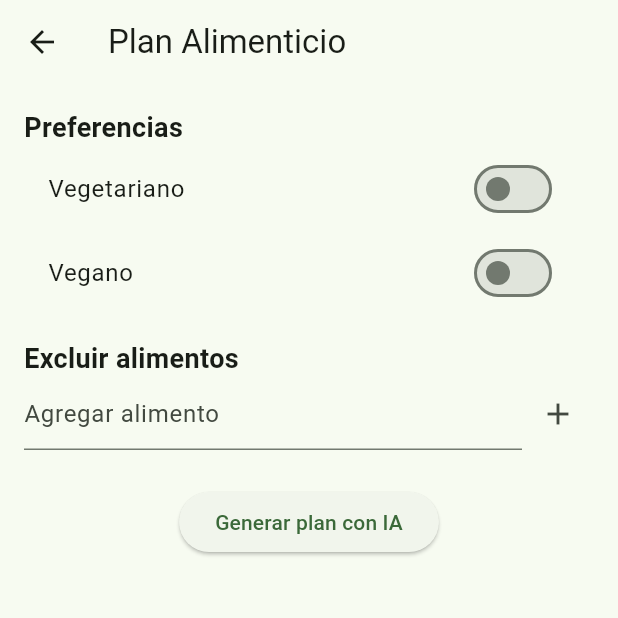
After one commit to franmach/gymtrack_app, a Flutter app: the DashboardScreen screen opened directly, after a tap on "Plan Alimenticio", on a phone screen of 412 x 824 dp, the top half of it. The commit adds this screen. Run offline on Flutter 3.47's test engine with Material 3 defaults, Android fonts, the phone set to English and light mode, and no system bars; our stand-ins replace audioplayers, cloud_firestore, connectivity_plus, firebase_auth, firebase_core, flutter_dotenv and 3 more; missing offline and left inert: dart_openai; accounts and stored records are empty.

Commit message:
Plan Nutricional resuelto

```diff
--- a/lib/models/comida.dart
+++ b/lib/models/comida.dart
@@ -1,37 +1,33 @@
+import 'package:gymtrack_app/models/infoNutricional.dart';
+
 class Comida {
   final String id;
   final String nombre;
-  final String tipo;
-  final double calorias;
+  final String tipo; // e.g., "ensalada", "proteína"
   final String horario;
+  final InfoNutricional macros;
 
   Comida({
     required this.id,
     required this.nombre,
     required this.tipo,
-    required this.calorias,
     required this.horario,
+    required this.macros,
   });
 
-  /// Convierte un Map (por ejemplo desde Firestore) a un objeto Comida
-  factory Comida.fromMap(Map<String, dynamic> map) {
-    return Comida(
-      id: map['id'] as String,
-      nombre: map['nombre'] as String,
-      tipo: map['tipo'] as String,
-      calorias: (map['calorias'] as num).toDouble(),
-      horario: map['horario'] as String,
+  factory Comida.fromMap(Map<String, dynamic> m) => Comida(
+        id: m['id'] as String,
+        nombre: m['nombre'] as String,
+        tipo: m['tipo'] as String,
+        horario: m['horario'] as String,
+        macros: InfoNutricional.fromMap(m['macros'] as Map<String, dynamic>),
       );
-  }
 
-  /// Convierte este objeto en un Map (para guardar en Firestore o JSON)
-  Map<String, dynamic> toMap() {
-    return {
+  Map<String, dynamic> toMap() => {
         'id': id,
         'nombre': nombre,
         'tipo': tipo,
-      'calorias': calorias,
         'horario': horario,
+        'macros': macros.toMap(),
       };
 }
-}
--- /dev/null
+++ b/lib/models/comidaPlanItem.dart
@@ -0,0 +1,42 @@
+import 'package:gymtrack_app/models/comida.dart';
+
+/// Detalle de una comida planificada para un día específico
+class ComidaPlanItem {
+  final String id;
+  final String day;
+  final Comida comida;
+  final String portion;
+  final String horario;
+  final String tipo;
+
+  ComidaPlanItem({
+    required this.id,
+    required this.day,
+    required this.comida,
+    required this.portion,
+    required this.horario,
+    required this.tipo,
+  });
+
+  Map<String, dynamic> toMap() {
+    return {
+      'id': id,
+      'day': day,
+      'comida': comida.toMap(),
+      'portion': portion,
+      'horario': horario,
+      'tipo': tipo,
+    };
+  }
+
+  factory ComidaPlanItem.fromMap(Map<String, dynamic> map) {
+    return ComidaPlanItem(
+      id: map['id'],
+      day: map['day'],
+      comida: Comida.fromMap(map['comida']),
+      portion: map['portion'],
+      horario: map['horario'],
+      tipo: map['tipo'],
+    );
+  }
+}
--- /dev/null
+++ b/lib/models/infoNutricional.dart
@@ -0,0 +1,28 @@
+/// Información nutricional detallada de un alimento o porción
+class InfoNutricional {
+  final double calories;
+  final double proteinGrams;
+  final double carbGrams;
+  final double fatGrams;
+
+  InfoNutricional({
+    required this.calories,
+    required this.proteinGrams,
+    required this.carbGrams,
+    required this.fatGrams,
+  });
+
+  factory InfoNutricional.fromMap(Map<String, dynamic> m) => InfoNutricional(
+        calories: (m['calories'] as num).toDouble(),
+        proteinGrams: (m['protein'] as num).toDouble(),
+        carbGrams: (m['carbs'] as num).toDouble(),
+        fatGrams: (m['fat'] as num).toDouble(),
+      );
+
+  Map<String, dynamic> toMap() => {
+        'calories': calories,
+        'protein': proteinGrams,
+        'carbs': carbGrams,
+        'fat': fatGrams,
+      };
+}
--- a/lib/screens/dashboard/dashboard_screen.dart
+++ b/lib/screens/dashboard/dashboard_screen.dart
@@ -5,6 +5,7 @@ import 'package:gymtrack_app/main.dart';
 import 'package:gymtrack_app/services/firestore_routine_service.dart';
 import 'package:gymtrack_app/screens/session/day_selection_screen.dart';
 import 'package:gymtrack_app/screens/session/timer_screen.dart';
+import 'package:gymtrack_app/screens/nutricion/nutrition_plan_screen.dart'; // Nueva pantalla de Plan Alimenticio
 
 /// DashboardScreen: Pantalla principal tras iniciar sesión
 typedef DocSnapshot = DocumentSnapshot<Map<String, dynamic>>;
@@ -65,6 +66,21 @@ class DashboardScreen extends StatelessWidget {
                   label: const Text('Temporizador'),
                 ),
 
+                const SizedBox(height: 24),
+
+                // Botón para acceder al Plan Alimenticio
+                ElevatedButton.icon(
+                  onPressed: () {
+                    Navigator.of(context).push(
+                      MaterialPageRoute(
+                        builder: (_) => const NutritionPlanScreen(),
+                      ),
+                    );
+                  },
+                  icon: const Icon(Icons.restaurant_menu),
+                  label: const Text('Plan Alimenticio'),
+                ),
+
                 const SizedBox(height: 32),
 
                 const Text(
--- /dev/null
+++ b/lib/screens/nutricion/nutrition_plan_screen.dart
@@ -0,0 +1,281 @@
+import 'package:flutter/material.dart';
+import 'package:firebase_auth/firebase_auth.dart';
+import 'package:cloud_firestore/cloud_firestore.dart';
+import 'package:provider/provider.dart';
+
+// Servicios y modelos
+import 'package:gymtrack_app/services/nutrition_ai_service.dart';
+import 'package:gymtrack_app/models/comidaPlanItem.dart';
+import 'package:gymtrack_app/models/planAlimenticio.dart';
+
+class NutritionPlanScreen extends StatefulWidget {
+  const NutritionPlanScreen({Key? key}) : super(key: key);
+
+  @override
+  _NutritionPlanScreenState createState() => _NutritionPlanScreenState();
+}
+
+class _NutritionPlanScreenState extends State<NutritionPlanScreen> {
+  // Firebase
+  final FirebaseFirestore _firestore = FirebaseFirestore.instance;
+  final FirebaseAuth _auth = FirebaseAuth.instance;
+
+  // Servicio de IA para generar planes
+  late final NutritionAIService _aiService;
+
+  // Preferencias del usuario
+  bool isVegetarian = false;
+  bool isVegan = false;
+  List<String> excludedFoods = [];
+  String _newExcluded = '';
+
+  // Datos del plan semanal (agrupado por día)
+  Map<String, List<ComidaPlanItem>> weeklyPlan = {};
+
+  // Datos del perfil del usuario
+  Map<String, dynamic> userProfile = {};
+
+  // Estado de carga
+  bool _loading = false;
+
+  @override
+  void initState() {
+    super.initState();
+    _aiService = Provider.of<NutritionAIService>(context, listen: false);
+    _loadResources();
+  }
+
+  /// Carga inicial de recursos: perfil y último plan
+  Future<void> _loadResources() async {
+    await Future.wait([
+      _loadUserProfile(),
+      _loadExistingPlan(),
+    ]);
+  }
+
+  /// Cargar los datos del perfil de Firestore
+  Future<void> _loadUserProfile() async {
+    final uid = _auth.currentUser!.uid;
+    final doc = await _firestore.collection('users').doc(uid).get();
+    if (doc.exists) {
+      setState(() {
+        userProfile = doc.data()!;
+      });
+    }
+  }
+
+  /// Cargar el último plan guardado en Firestore
+  Future<void> _loadExistingPlan() async {
+    final uid = _auth.currentUser!.uid;
+
+    // Buscar el último plan para el usuario actual
+    final snapshot = await _firestore
+        .collection('nutritionPlans')
+        .where('usuarioId', isEqualTo: uid)
+        .orderBy('fechaCreacion', descending: true)
+        .limit(1)
+        .get();
+
+    if (snapshot.docs.isNotEmpty) {
+      final plan = PlanAlimenticio.fromMap(snapshot.docs.first.data());
+
+      setState(() {
+        isVegetarian = plan.isVegetarian;
+        isVegan = plan.isVegan;
+        excludedFoods = List.from(plan.excludedFoods);
+        weeklyPlan = {
+          for (var item in plan.weeklyPlan)
+            item.day:
+                plan.weeklyPlan.where((e) => e.day == item.day).toList()
+        };
+      });
+    }
+  }
+
+  /// Generar un nuevo plan con IA y guardarlo automáticamente
+  Future<void> _generatePlan() async {
+    setState(() => _loading = true);
+    try {
+      final uid = _auth.currentUser!.uid;
+
+      // Generar usando IA
+      final items = await _aiService.generateWeeklyPlan(
+        usuarioId: uid,
+        vegetarian: isVegetarian,
+        vegan: isVegan,
+        excludedFoods: excludedFoods,
+        perfil: userProfile,
+      );
+
+      // Agrupar por día
+      setState(() {
+        weeklyPlan = {
+          for (var item in items)
+            item.day: items.where((e) => e.day == item.day).toList()
+        };
+      });
+
+      // Guardar en Firestore automáticamente
+      await _savePlan();
+    } catch (e) {
+      ScaffoldMessenger.of(context).showSnackBar(
+        SnackBar(content: Text('Error al generar plan: $e')),
+      );
+    } finally {
+      setState(() => _loading = false);
+    }
+  }
+
+  /// Guardar el plan actual en Firestore
+  Future<void> _savePlan() async {
+    final uid = _auth.currentUser!.uid;
+
+    // Usamos el UID como ID de documento para que siempre se sobreescriba el plan actual
+    final docRef = _firestore.collection('nutritionPlans').doc(uid);
+
+    final plan = PlanAlimenticio(
+      id: docRef.id,
+      usuarioId: uid,
+      fechaCreacion: DateTime.now(),
+      objetivo: userProfile['objetivo'] ?? '',
+      esActual: true,
+      isVegetarian: isVegetarian,
+      isVegan: isVegan,
+      excludedFoods: excludedFoods,
+      weeklyPlan: weeklyPlan.values.expand((e) => e).toList(),
+    );
+
+    await docRef.set(plan.toMap());
+
+    ScaffoldMessenger.of(context).showSnackBar(
+      const SnackBar(content: Text('Plan guardado exitosamente')),
+    );
+  }
+
+  @override
+  Widget build(BuildContext context) {
+    return Scaffold(
+      appBar: AppBar(title: const Text('Plan Alimenticio')),
+      body: Padding(
+        padding: const EdgeInsets.all(16.0),
+        child: _loading
+            ? const Center(child: CircularProgressIndicator())
+            : SingleChildScrollView(
+                child: Column(
+                  crossAxisAlignment: CrossAxisAlignment.start,
+                  children: [
+                    // Preferencias
+                    const Text(
+                      'Preferencias',
+                      style:
+                          TextStyle(fontSize: 18, fontWeight: FontWeight.bold),
+                    ),
+                    SwitchListTile(
+                      title: const Text('Vegetariano'),
+                      value: isVegetarian,
+                      onChanged: (v) => setState(() {
+                        isVegetarian = v;
+                        if (v) isVegan = false;
+                      }),
+                    ),
+                    SwitchListTile(
+                      title: const Text('Vegano'),
+                      value: isVegan,
+                      onChanged: (v) => setState(() {
+                        isVegan = v;
+                        if (v) isVegetarian = false;
+                      }),
+                    ),
+                    const SizedBox(height: 16),
+
+                    // Excluir alimentos
+                    const Text(
+                      'Excluir alimentos',
+                      style:
+                          TextStyle(fontSize: 18, fontWeight: FontWeight.bold),
+                    ),
+                    Row(
+                      children: [
+                        Expanded(
+                          child: TextField(
+                            decoration: const InputDecoration(
+                                hintText: 'Agregar alimento'),
+                            onChanged: (v) => _newExcluded = v,
+                          ),
+                        ),
+                        IconButton(
+                          icon: const Icon(Icons.add),
+                          onPressed: () {
+                            if (_newExcluded.trim().isNotEmpty) {
+                              setState(() {
+                                excludedFoods.add(_newExcluded.trim());
+                                _newExcluded = '';
+                              });
+                            }
+                          },
+                        ),
+                      ],
+                    ),
+                    Wrap(
+                      spacing: 8,
+                      children: excludedFoods
+                          .map((e) => Chip(
+                                label: Text(e),
+                                onDeleted: () => setState(
+                                    () => excludedFoods.remove(e)),
+                              ))
+                          .toList(),
+                    ),
+                    const SizedBox(height: 24),
+
+                    // Botón de generación con IA
+                    Center(
+                      child: ElevatedButton(
+                        onPressed: _generatePlan,
+                        child: const Text('Generar plan con IA'),
+                      ),
+                    ),
+                    const SizedBox(height: 24),
+
+                    // Mostrar plan si existe
+                    if (weeklyPlan.isNotEmpty) ...[
+                      const Text(
+                        'Plan Semanal',
+                        style: TextStyle(
+                            fontSize: 18, fontWeight: FontWeight.bold),
+                      ),
+                      const SizedBox(height: 8),
+                      ...weeklyPlan.entries.map((entry) {
+                        return Column(
+                          crossAxisAlignment: CrossAxisAlignment.start,
+                          children: [
+                            Text(
+                              entry.key,
+                              style: const TextStyle(
+                                  fontSize: 16,
+                                  fontWeight: FontWeight.w600),
+                            ),
+                            ...entry.value.map((item) => ListTile(
+                                  title: Text(item.comida.nombre),
+                                  subtitle: Text(
+                                      '${item.comida.macros.proteinGrams}g proteína • ${item.portion}g porción'),
+                                )),
+                          ],
+                        );
+                      }).toList(),
+
+                      const SizedBox(height: 24),
+                      Center(
+                        child: ElevatedButton(
+                          onPressed: _savePlan,
+                          child: const Text('Guardar plan'),
+                        ),
+                      ),
+                    ],
+                  ],
+                ),
+              ),
+      ),
+    );
+  }
+}
--- /dev/null
+++ b/lib/services/nutrition_ai_service.dart
@@ -0,0 +1,121 @@
+import 'dart:convert';
+import 'package:flutter_dotenv/flutter_dotenv.dart';
+import 'package:google_generative_ai/google_generative_ai.dart';
+import 'package:dart_openai/dart_openai.dart';
+import 'package:uuid/uuid.dart';
+
+import '../models/comidaPlanItem.dart';
+import '../models/comida.dart';
+import '../models/infoNutricional.dart';
+
+/// Servicio que maneja la generación de planes alimenticios usando IA.
+/// Primero intenta con Gemini y si hay error 503 (límite agotado), usa OpenAI como fallback.
+class NutritionAIService {
+  final String _geminiApiKey = dotenv.env['GEMINI_API_KEY'] ?? '';
+  final String _openAiApiKey = dotenv.env['OPENAI_API_KEY'] ?? '';
+  final _uuid = const Uuid();
+  final uuid = Uuid();
+
+  late GenerativeModel _geminiModel;
+
+  NutritionAIService() {
+    // Inicializamos Gemini
+    _geminiModel = GenerativeModel(
+      model: 'gemini-1.5-flash',
+      apiKey: _geminiApiKey,
+    );
+
+    // Inicializamos OpenAI
+    OpenAI.apiKey = _openAiApiKey;
+  }
+
+  /// Genera un plan semanal de comidas usando IA
+  Future<List<ComidaPlanItem>> generateWeeklyPlan({
+    required String usuarioId,
+    required bool vegetarian,
+    required bool vegan,
+    required List<String> excludedFoods,
+    required Map<String, dynamic> perfil,
+  }) async {
+    final prompt = _buildPrompt(vegetarian, vegan, excludedFoods, perfil);
+
+    try {
+      // 1️⃣ Intentar con Gemini
+      final geminiResponse = await _geminiModel.generateContent([Content.text(prompt)]);
+      final planJson = geminiResponse.text ?? '';
+
+      return _parsePlanFromJson(planJson, usuarioId);
+    } on GenerativeAIException catch (e) {
+      // 2️⃣ Si Gemini da error 503 → fallback a OpenAI
+      if (e.message.contains('503')) {
+        final openAiResponse = await OpenAI.instance.chat.create(
+          model: 'gpt-3.5-turbo', // modelo más barato
+          messages: [
+            OpenAIChatCompletionChoiceMessageModel(
+              role: OpenAIChatMessageRole.user,
+              content: [
+                OpenAIChatCompletionChoiceMessageContentItemModel.text(prompt),
+              ],
+            ),
+          ],
+        );
+
+        final planJson = openAiResponse.choices.first.message.content?.first.text ?? '';
+        return _parsePlanFromJson(planJson, usuarioId);
+      } else {
+        rethrow; // si es otro error, lo lanzamos
+      }
+    }
+  }
+
+  /// Construye el prompt para la IA
+  String _buildPrompt(
+    bool vegetarian,
+    bool vegan,
+    List<String> excludedFoods,
+    Map<String, dynamic> perfil,
+  ) {
+    final buffer = StringBuffer()
+      ..writeln("Genera un plan nutricional semanal para un usuario con:")
+      ..writeln("- Edad: ${perfil["edad"] ?? "-"}")
+      ..writeln("- Peso: ${perfil["peso"] ?? "-"} kg")
+      ..writeln("- Objetivo: ${perfil["objetivo"] ?? "-"}")
+      ..writeln("- Vegetariano: $vegetarian, Vegano: $vegan")
+      ..writeln("- Excluir alimentos: ${excludedFoods.join(", ")}")
+      ..writeln("Importante:")
+      ..writeln("Respondé ÚNICAMENTE con un JSON válido.")
+      ..writeln("No uses comillas inclinadas, ni backticks, ni Markdown.")
+      ..writeln("No uses comas finales después del último ítem en arrays.")
+      ..writeln("El JSON debe ser un array de objetos con los campos: ")
+      ..writeln("day, mealType, nombre, horario, calories, protein, carbs, fat y portion.");
+
+    return buffer.toString();
+  }
+
+  /// Convierte el JSON devuelto por la IA en una lista de ComidaPlanItem
+  List<ComidaPlanItem> _parsePlanFromJson(String jsonString, String usuarioId) {
+  final List<dynamic> decoded = jsonDecode(jsonString);
+
+ return decoded.map((item) {
+  return ComidaPlanItem(
+    id: uuid.v4(), // ✅ ID único para el item
+    day: item['day'] as String,
+    horario: item['horario'] as String? ?? '', // ✅ Horario requerido
+    tipo: item['tipo'] as String? ?? '',       // ✅ Tipo requerido
+    portion: item['portion'].toString(),       // ✅ Convertimos a String
+    comida: Comida(
+      id: uuid.v4(),                           // ✅ ID único para la comida
+      nombre: item['nombre'] as String,
+      tipo: item['tipo'] as String? ?? '',
+      horario: item['horario'] as String? ?? '',
+      macros: InfoNutricional(
+        calories: (item['calories'] as num).toDouble(),
+        proteinGrams: (item['protein'] as num).toDouble(),
+        carbGrams: (item['carbs'] as num).toDouble(),
+        fatGrams: (item['fat'] as num).toDouble(),
+      ),
+    ),
+  );
+}).toList();
+}
+}
--- a/pubspec.yaml
+++ b/pubspec.yaml
@@ -31,8 +31,10 @@ dependencies:
   # Gráficos
   fl_chart: ^0.64.0
 
+
   # IA (Gemini)
   google_generative_ai: ^0.4.7
+  dart_openai: ^5.1.0
 
   # Extras
   http: ^1.2.1
```
Also changed, not shown: lib/main.dart (+24 -12 lines), lib/models/planAlimenticio.dart (+38 -14 lines), lib/services/ai_service.dart (+15 -0 lines), pubspec.lock, 2 other files. Lines whose indentation alone changed are shown as unchanged.
